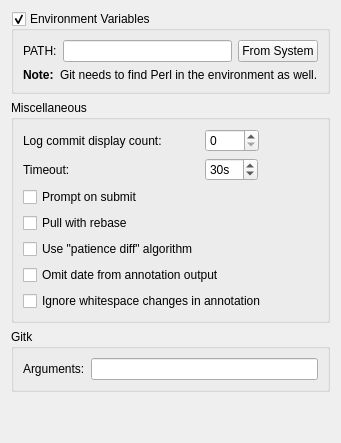
The window that src/plugins/git/settingspage.ui (qt-creator/qt-creator) describes before a commit, drawn with Qt 5.
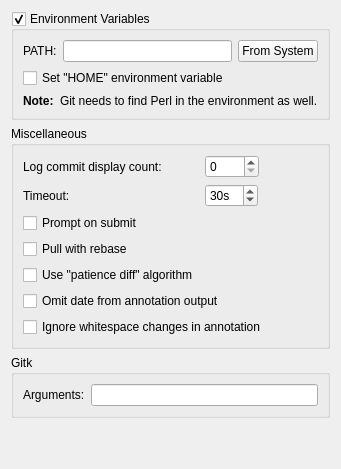
The same window after the commit.

Commit message:
VCS[git]: Environment settings.
Make GitClient::synchronousGit use the process environment.

Windows: Add a setting to fake a 'HOME' environment variable
(%HOMEDRIVE%%HOMEPATH%) to make msysgit look for its SSH-keys
there not only when run from git bash, but also from Qt Creator.
Useful in MinGw-setups, where git must not be in the path.

Patch:
```diff
--- a/src/plugins/git/settingspage.ui
+++ b/src/plugins/git/settingspage.ui
@@ -36,6 +36,13 @@
         </item>
        </layout>
       </item>
+      <item>
+       <widget class="QCheckBox" name="winHomeCheckBox">
+        <property name="text">
+         <string>Set &quot;HOME&quot; environment variable</string>
+        </property>
+       </widget>
+      </item>
       <item>
        <layout class="QHBoxLayout" name="noteHorizontalLayout">
         <item>
```
The commit also changes 5 other files.
